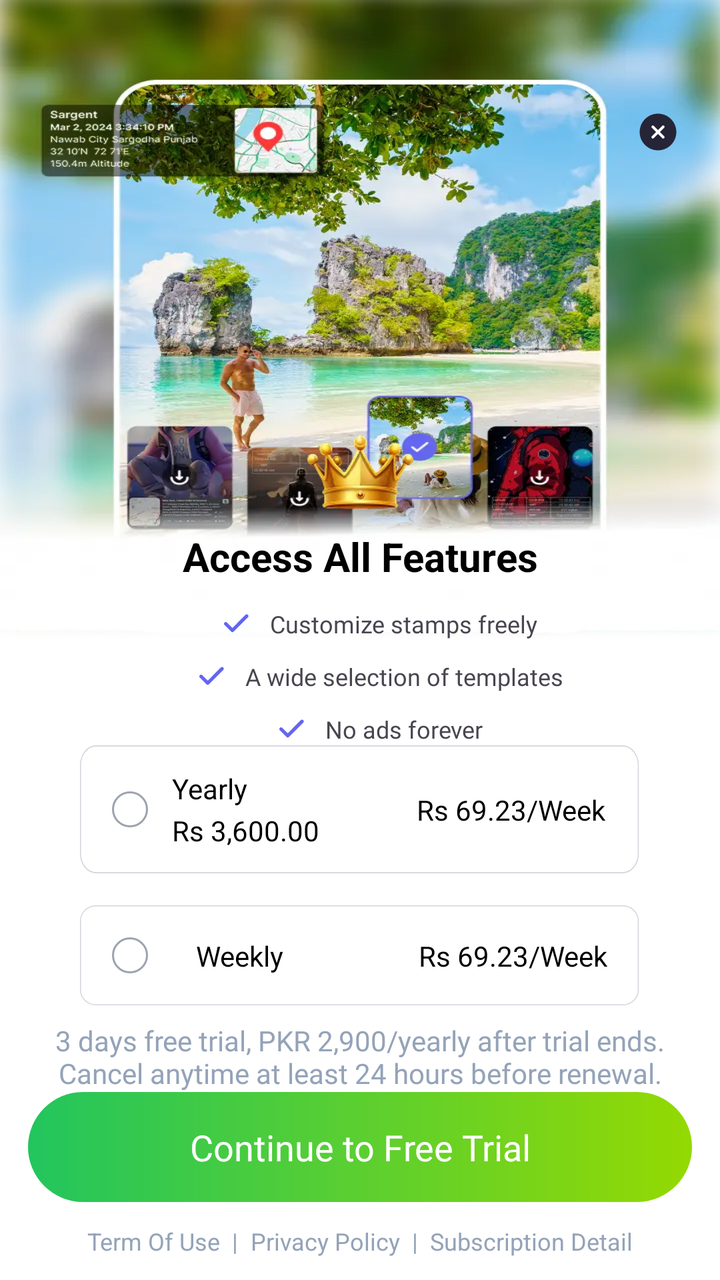
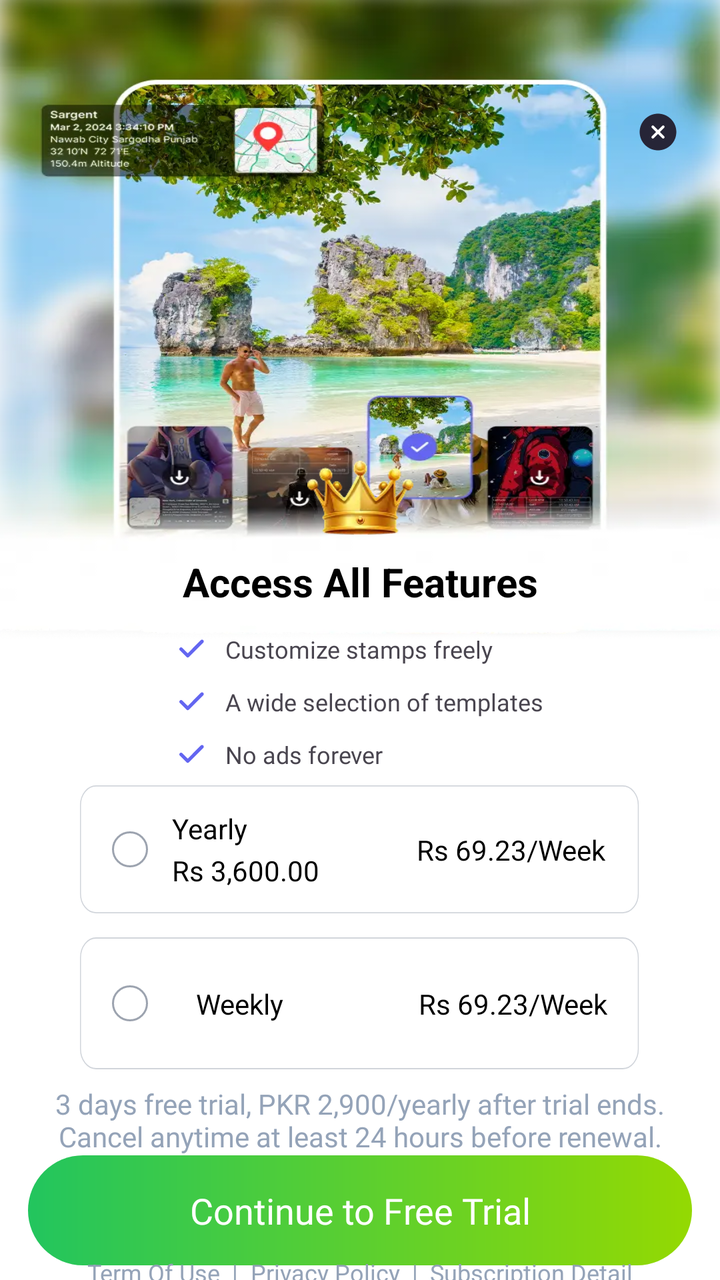

Before-and-after screenshots of an Android layout around one commit, followed by the original layout XML and the change that was made.
<!-- AndroidManifest.xml: application theme Theme.GPSMapCamera -->
<!-- res/layout/fragment_subscription.xml -->
<?xml version="1.0" encoding="utf-8"?>
<androidx.constraintlayout.widget.ConstraintLayout xmlns:android="http://schemas.android.com/apk/res/android"
    android:layout_width="match_parent"
    android:layout_height="match_parent"
    xmlns:app="http://schemas.android.com/apk/res-auto"
    android:background="@color/white">

    <androidx.constraintlayout.widget.Guideline
        android:id="@+id/photobottom"
        android:layout_width="wrap_content"
        android:layout_height="wrap_content"
        android:orientation="horizontal"
        app:layout_constraintGuide_percent="0.34" />
    <ImageView
        android:id="@+id/photo"
        android:layout_width="wrap_content"
        android:layout_height="0dp"
        app:layout_constraintHeight_percent=".5"
        android:src="@drawable/subscription_screen"
        android:scaleType="fitXY"
        app:layout_constraintTop_toTopOf="parent"
        app:layout_constraintStart_toStartOf="parent"
        app:layout_constraintEnd_toEndOf="parent"/>

    <ImageView
        android:id="@+id/closebtn"
        android:layout_width="wrap_content"
        android:layout_height="wrap_content"
        android:src="@drawable/closebtn"
        android:layout_marginEnd="20dp"
        android:layout_marginTop="55dp"
        app:layout_constraintTop_toTopOf="parent"
        app:layout_constraintEnd_toEndOf="parent"/>

    <ImageView
        android:id="@+id/crown"
        android:layout_width="53dp"
        android:layout_height="37dp"
        android:src="@drawable/crown"
        app:layout_constraintStart_toStartOf="parent"
        app:layout_constraintEnd_toEndOf="parent"
        app:layout_constraintTop_toTopOf="@id/photobottom"/>
    <TextView
        android:id="@+id/access_all_feature"
        android:layout_width="wrap_content"
        android:layout_height="wrap_content"
        android:text="@string/access_all_features"
        android:textSize="20sp"
        android:textStyle="bold"
        android:textColor="@color/black"
        android:layout_marginTop="10dp"
        app:layout_constraintStart_toStartOf="parent"
        app:layout_constraintEnd_toEndOf="parent"
        app:layout_constraintTop_toBottomOf="@id/crown"/>
    <TextView
        android:id="@+id/option1"
        android:layout_width="wrap_content"
        android:layout_height="wrap_content"
        android:drawableStart="@drawable/tick"
        android:drawablePadding="10dp"
        android:gravity="center_vertical"
        android:text="@string/customize_stamps_freely"
        android:fontFamily="@font/poppins_medium"
        android:textSize="12sp"
        android:layout_marginStart="20dp"
        android:layout_marginTop="12dp"
        app:layout_constraintStart_toStartOf="parent"
        app:layout_constraintEnd_toEndOf="parent"
        app:layout_constraintTop_toBottomOf="@id/access_all_feature" />
    <TextView
        android:id="@+id/option2"
        android:layout_width="wrap_content"
        android:singleLine="true"
        android:layout_height="wrap_content"
        android:gravity="center_vertical"
        android:drawablePadding="10dp"
        android:layout_marginStart="20dp"
        android:ellipsize="none"
        android:text="@string/a_wide_selection_of_templates"
        android:fontFamily="@font/poppins_medium"
        android:textSize="12sp"
        android:layout_marginTop="10dp"
        app:drawableStartCompat="@drawable/tick"
        app:layout_constraintStart_toStartOf="parent"
        app:layout_constraintEnd_toEndOf="parent"
        app:layout_constraintTop_toBottomOf="@id/option1"
        />
    <TextView
        android:id="@+id/option3"
        android:layout_width="wrap_content"
        android:layout_height="wrap_content"
        android:drawableStart="@drawable/tick"
        android:gravity="center_vertical"
        android:drawablePadding="10dp"
        android:layout_marginStart="20dp"
        android:text="@string/no_ads_forever"
        android:fontFamily="@font/poppins_medium"
        android:textSize="12sp"
        android:layout_marginTop="10dp"
        app:layout_constraintTop_toBottomOf="@id/option2"
        app:layout_constraintStart_toStartOf="parent"
        app:layout_constraintEnd_toEndOf="parent"/>


    <androidx.constraintlayout.widget.ConstraintLayout
        android:id="@+id/box1"
        android:layout_width="match_parent"
        android:layout_height="wrap_content"
        android:background="@drawable/rectangle"
        android:layout_marginHorizontal="40dp"
        app:layout_constraintStart_toStartOf="parent"
        app:layout_constraintEnd_toEndOf="parent"
        app:layout_constraintTop_toBottomOf="@id/option3">

        <ImageView
            android:id="@+id/radiobutton"
            android:layout_width="wrap_content"
            android:layout_height="wrap_content"
            android:layout_marginStart="16dp"
            android:src="@drawable/radiobutton"
            app:layout_constraintStart_toStartOf="parent"
            app:layout_constraintTop_toTopOf="parent"
            app:layout_constraintBottom_toBottomOf="parent" />

        <TextView
            android:id="@+id/boxtext1"
            android:layout_width="wrap_content"
            android:layout_height="wrap_content"
            android:layout_marginStart="12dp"
            android:layout_marginTop="12dp"
            android:text="Yearly"
            android:textColor="@color/black"
            android:textSize="14sp"
            app:layout_constraintStart_toEndOf="@id/radiobutton"
            app:layout_constraintTop_toTopOf="parent" />

        <TextView
            android:id="@+id/boxtext2"
            android:layout_width="wrap_content"
            android:layout_height="wrap_content"
            android:layout_marginTop="2dp"
            android:layout_marginBottom="12dp"
            android:text="Rs 3,600.00"
            android:textColor="@color/black"
            app:layout_constraintStart_toStartOf="@id/boxtext1"
            app:layout_constraintTop_toBottomOf="@id/boxtext1"
            app:layout_constraintBottom_toBottomOf="parent" />

        <TextView
            android:id="@+id/perweek"
            android:layout_width="wrap_content"
            android:layout_height="wrap_content"
            android:layout_marginEnd="17dp"
            android:text="Rs 69.23/Week"
            android:textColor="@color/black"
            app:layout_constraintEnd_toEndOf="parent"
            app:layout_constraintTop_toTopOf="parent"
            app:layout_constraintBottom_toBottomOf="parent" />
    </androidx.constraintlayout.widget.ConstraintLayout>



    <androidx.constraintlayout.widget.ConstraintLayout
        android:id="@+id/box2"
        android:layout_width="match_parent"
        android:layout_height="wrap_content"
        android:background="@drawable/rectangle"
        android:layout_marginHorizontal="40dp"
        app:layout_constraintStart_toStartOf="parent"
        app:layout_constraintEnd_toEndOf="parent"
        app:layout_constraintTop_toBottomOf="@id/box1"
        android:layout_marginTop="16dp">
        <ImageView
            android:id="@+id/radiobutton2"
            android:layout_width="wrap_content"
            android:layout_height="wrap_content"
            android:src="@drawable/radiobutton"
            android:layout_marginVertical="16dp"
            android:layout_marginStart="16dp"
            app:layout_constraintTop_toTopOf="parent"
            app:layout_constraintBottom_toBottomOf="parent"
            app:layout_constraintStart_toStartOf="parent"/>


        <TextView
            android:id="@+id/boxtext2nd"
            android:layout_width="wrap_content"
            android:layout_height="wrap_content"
            android:text="Weekly"
            android:textSize="14sp"
            android:textColor="@color/black"
            android:layout_marginStart="42dp"
            app:layout_constraintStart_toStartOf="@id/radiobutton2"
            app:layout_constraintTop_toTopOf="parent"
            app:layout_constraintBottom_toBottomOf="parent"/>


        <TextView
            android:id="@+id/perweeks"
            android:layout_width="wrap_content"
            android:layout_height="wrap_content"
            android:text="Rs 69.23/Week"
            android:textColor="@color/black"
            android:layout_marginEnd="16dp"
            app:layout_constraintTop_toTopOf="parent"
            app:layout_constraintBottom_toBottomOf="parent"
            app:layout_constraintEnd_toEndOf="parent"
            />


    </androidx.constraintlayout.widget.ConstraintLayout>

    <androidx.constraintlayout.widget.ConstraintLayout

        android:id="@+id/freetrial"
        android:layout_width="match_parent"
        android:layout_height="wrap_content"
        android:background="@drawable/green_rectangle"
        android:layout_marginHorizontal="14dp"
        app:layout_constraintBottom_toTopOf="@id/box2"
        app:layout_constraintStart_toStartOf="parent"
        app:layout_constraintEnd_toEndOf="parent" >


    </androidx.constraintlayout.widget.ConstraintLayout>

    <TextView
        android:id="@+id/trial_description"
        android:layout_width="wrap_content"
        android:layout_height="wrap_content"
        android:layout_marginTop="8dp"
        android:gravity="center"
        android:text="3 days free trial, PKR 2,900/yearly after trial ends.\nCancel anytime at least 24 hours before renewal."
        android:textColor="@color/Slate"
        android:fontFamily="@font/poppins_medium"
        android:textSize="14sp"
        app:layout_constraintTop_toBottomOf="@id/box2"
        app:layout_constraintStart_toStartOf="parent"
        app:layout_constraintEnd_toEndOf="parent" />

    <TextView
        android:id="@+id/btnfreetrial"
        android:layout_width="wrap_content"
        android:layout_height="wrap_content"
        android:layout_marginHorizontal="40dp"
        android:background="@drawable/green_rectangle"
        android:gravity="center"
        android:text="Continue to Free Trial"
        android:textColor="@color/white"
        android:textSize="18sp"
        android:fontFamily="@font/poppins_medium"
        app:layout_constraintTop_toBottomOf="@id/trial_description"
        app:layout_constraintStart_toStartOf="parent"
        app:layout_constraintEnd_toEndOf="parent" />
    <TextView
        android:id="@+id/term_of_use"
        android:layout_width="wrap_content"
        android:layout_height="wrap_content"
        android:text="Term Of Use  |  "
        android:textSize="12sp"
        android:textColor="@color/Slate"
        app:layout_constraintTop_toBottomOf="@id/btnfreetrial"
        app:layout_constraintBottom_toBottomOf="parent"
        app:layout_constraintStart_toStartOf="parent"
        app:layout_constraintEnd_toStartOf="@id/privacy_policy"
        app:layout_constraintHorizontal_chainStyle="packed" />

    <TextView
        android:id="@+id/privacy_policy"
        android:layout_width="wrap_content"
        android:layout_height="wrap_content"
        android:text="Privacy Policy  |  "
        android:textSize="12sp"
        android:textColor="@color/Slate"
        app:layout_constraintTop_toBottomOf="@id/btnfreetrial"
        app:layout_constraintBottom_toBottomOf="parent"
        app:layout_constraintStart_toEndOf="@id/term_of_use"
        app:layout_constraintEnd_toStartOf="@id/subscriptions_detail" />

    <TextView
        android:id="@+id/subscriptions_detail"
        android:layout_width="wrap_content"
        android:layout_height="wrap_content"
        android:text="Subscription Detail"
        android:textSize="12sp"
        android:textColor="@color/Slate"
        app:layout_constraintTop_toBottomOf="@id/btnfreetrial"
        app:layout_constraintBottom_toBottomOf="parent"
        app:layout_constraintStart_toEndOf="@id/privacy_policy"
        app:layout_constraintEnd_toEndOf="parent" />

</androidx.constraintlayout.widget.ConstraintLayout>
<!-- resources referenced by this layout -->
<resources>
  <color name="Slate">#94a3b8</color>
  <color name="black">#FF000000</color>
  <color name="white">#FFFFFFFF</color>
  <!-- drawable closebtn (drawable) -->
  <vector xmlns:android="http://schemas.android.com/apk/res/android"
      android:width="22dp"
      android:height="22dp"
      android:viewportWidth="22"
      android:viewportHeight="22">
    <path
        android:pathData="M12,11.267m-5.272,0a5.272,5.272 0,1 1,10.543 0a5.272,5.272 0,1 1,-10.543 0"
        android:fillColor="#ffffff"/>
    <path
        android:pathData="M11,1.833C5.949,1.833 1.833,5.949 1.833,11C1.833,16.051 5.949,20.167 11,20.167C16.051,20.167 20.166,16.051 20.166,11C20.166,5.949 16.051,1.833 11,1.833ZM14.08,13.108C14.345,13.374 14.345,13.814 14.08,14.08C13.942,14.217 13.768,14.282 13.594,14.282C13.42,14.282 13.245,14.217 13.108,14.08L11,11.972L8.891,14.08C8.754,14.217 8.58,14.282 8.406,14.282C8.231,14.282 8.057,14.217 7.92,14.08C7.654,13.814 7.654,13.374 7.92,13.108L10.028,11L7.92,8.892C7.654,8.626 7.654,8.186 7.92,7.92C8.186,7.654 8.626,7.654 8.891,7.92L11,10.028L13.108,7.92C13.374,7.654 13.814,7.654 14.08,7.92C14.345,8.186 14.345,8.626 14.08,8.892L11.971,11L14.08,13.108Z"
        android:fillColor="#262537"/>
  </vector>
  <!-- drawable crown: webp bitmap (drawable, 4028 bytes) -->
  <!-- drawable green_rectangle (drawable) -->
  <vector xmlns:android="http://schemas.android.com/apk/res/android"
      xmlns:aapt="http://schemas.android.com/aapt"
      android:width="332dp"
      android:height="55dp"
      android:viewportWidth="332"
      android:viewportHeight="55">
    <path
        android:pathData="M27.5,0L304.5,0A27.5,27.5 0,0 1,332 27.5L332,27.5A27.5,27.5 0,0 1,304.5 55L27.5,55A27.5,27.5 0,0 1,0 27.5L0,27.5A27.5,27.5 0,0 1,27.5 0z">
      <aapt:attr name="android:fillColor">
        <gradient
            android:startX="0"
            android:startY="27.5"
            android:endX="332"
            android:endY="27.5"
            android:type="linear">
          <item android:offset="0" android:color="#FF22C55E"/>
          <item android:offset="1" android:color="#FF94D902"/>
        </gradient>
      </aapt:attr>
    </path>
  </vector>
  <!-- drawable radiobutton (drawable) -->
  <vector xmlns:android="http://schemas.android.com/apk/res/android"
      android:width="18dp"
      android:height="18dp"
      android:viewportWidth="18"
      android:viewportHeight="18">
    <path
        android:strokeWidth="1"
        android:pathData="M17.5,9C17.5,13.694 13.694,17.5 9,17.5C4.306,17.5 0.5,13.694 0.5,9C0.5,4.306 4.306,0.5 9,0.5C13.694,0.5 17.5,4.306 17.5,9Z"
        android:fillColor="#00000000"
        android:strokeColor="#9CA3AF"/>
  </vector>
  <!-- drawable rectangle (drawable) -->
  <vector xmlns:android="http://schemas.android.com/apk/res/android"
      android:width="279dp"
      android:height="52dp"
      android:viewportWidth="279"
      android:viewportHeight="52">
    <path
        android:pathData="M8,0.25H270.4C274.68,0.25 278.15,3.72 278.15,8V44C278.15,48.28 274.68,51.75 270.4,51.75H8C3.72,51.75 0.25,48.28 0.25,44V8C0.25,3.72 3.72,0.25 8,0.25Z"
        android:strokeWidth="0.5"
        android:fillColor="#FFFFFF"
        android:strokeColor="#D1D5DB"/>
  </vector>
  <!-- drawable subscription_screen: webp bitmap (drawable, 89220 bytes) -->
  <!-- drawable tick: vector/xml drawable (drawable, 2300 chars, omitted) -->
  <string name="a_wide_selection_of_templates">A wide selection of templates</string>
  <string name="access_all_features">Access All Features</string>
  <string name="customize_stamps_freely">Customize stamps freely</string>
  <string name="no_ads_forever">No ads forever</string>
  <style name="Theme.GPSMapCamera" parent="Base.Theme.GPSMapCamera" />
  <style name="Base.Theme.GPSMapCamera" parent="Theme.Material3.DayNight.NoActionBar">
          
          
      </style>
</resources>

<!-- the commit's change to res/layout/fragment_subscription.xml (unified diff, before → after) -->
@@ -10,7 +10,7 @@
         android:layout_width="wrap_content"
         android:layout_height="wrap_content"
         android:orientation="horizontal"
-        app:layout_constraintGuide_percent="0.34" />
+        app:layout_constraintGuide_percent="0.36" />
     <ImageView
         android:id="@+id/photo"
         android:layout_width="wrap_content"
@@ -32,6 +32,13 @@
         app:layout_constraintTop_toTopOf="parent"
         app:layout_constraintEnd_toEndOf="parent"/>
 
+    <androidx.constraintlayout.widget.ConstraintLayout
+        android:id="@+id/options"
+        android:layout_width="wrap_content"
+        android:layout_height="wrap_content"
+        app:layout_constraintStart_toStartOf="parent"
+        app:layout_constraintEnd_toEndOf="parent"
+        app:layout_constraintTop_toBottomOf="@id/photobottom">
     <ImageView
         android:id="@+id/crown"
         android:layout_width="53dp"
@@ -39,7 +46,7 @@
         android:src="@drawable/crown"
         app:layout_constraintStart_toStartOf="parent"
         app:layout_constraintEnd_toEndOf="parent"
-        app:layout_constraintTop_toTopOf="@id/photobottom"/>
+        app:layout_constraintTop_toTopOf="parent"/>
     <TextView
         android:id="@+id/access_all_feature"
         android:layout_width="wrap_content"
@@ -62,27 +69,20 @@
         android:text="@string/customize_stamps_freely"
         android:fontFamily="@font/poppins_medium"
         android:textSize="12sp"
-        android:layout_marginStart="20dp"
         android:layout_marginTop="12dp"
         app:layout_constraintStart_toStartOf="parent"
-        app:layout_constraintEnd_toEndOf="parent"
         app:layout_constraintTop_toBottomOf="@id/access_all_feature" />
     <TextView
         android:id="@+id/option2"
         android:layout_width="wrap_content"
-        android:singleLine="true"
-        android:layout_height="wrap_content"
-        android:gravity="center_vertical"
+        android:layout_height="wrap_content"
         android:drawablePadding="10dp"
-        android:layout_marginStart="20dp"
-        android:ellipsize="none"
         android:text="@string/a_wide_selection_of_templates"
         android:fontFamily="@font/poppins_medium"
         android:textSize="12sp"
         android:layout_marginTop="10dp"
         app:drawableStartCompat="@drawable/tick"
         app:layout_constraintStart_toStartOf="parent"
-        app:layout_constraintEnd_toEndOf="parent"
         app:layout_constraintTop_toBottomOf="@id/option1"
         />
     <TextView
@@ -90,17 +90,23 @@
         android:layout_width="wrap_content"
         android:layout_height="wrap_content"
         android:drawableStart="@drawable/tick"
-        android:gravity="center_vertical"
         android:drawablePadding="10dp"
-        android:layout_marginStart="20dp"
         android:text="@string/no_ads_forever"
         android:fontFamily="@font/poppins_medium"
         android:textSize="12sp"
         android:layout_marginTop="10dp"
         app:layout_constraintTop_toBottomOf="@id/option2"
-        app:layout_constraintStart_toStartOf="parent"
-        app:layout_constraintEnd_toEndOf="parent"/>
-
+        app:layout_constraintStart_toStartOf="parent" />
+    </androidx.constraintlayout.widget.ConstraintLayout>
+
+<androidx.constraintlayout.widget.ConstraintLayout
+    android:id="@+id/middle"
+    android:layout_width="match_parent"
+    android:layout_height="wrap_content"
+    app:layout_constraintStart_toStartOf="parent"
+    app:layout_constraintEnd_toEndOf="parent"
+    app:layout_constraintTop_toBottomOf="@id/options"
+    app:layout_constraintBottom_toTopOf="@id/bottom">
 
     <androidx.constraintlayout.widget.ConstraintLayout
         android:id="@+id/box1"
@@ -110,7 +116,7 @@
         android:layout_marginHorizontal="40dp"
         app:layout_constraintStart_toStartOf="parent"
         app:layout_constraintEnd_toEndOf="parent"
-        app:layout_constraintTop_toBottomOf="@id/option3">
+        app:layout_constraintTop_toTopOf="parent">
 
         <ImageView
             android:id="@+id/radiobutton"
@@ -158,18 +164,17 @@
             app:layout_constraintBottom_toBottomOf="parent" />
     </androidx.constraintlayout.widget.ConstraintLayout>
 
-
-
     <androidx.constraintlayout.widget.ConstraintLayout
         android:id="@+id/box2"
         android:layout_width="match_parent"
         android:layout_height="wrap_content"
         android:background="@drawable/rectangle"
         android:layout_marginHorizontal="40dp"
-        app:layout_constraintStart_toStartOf="parent"
-        app:layout_constraintEnd_toEndOf="parent"
-        app:layout_constraintTop_toBottomOf="@id/box1"
-        android:layout_marginTop="16dp">
+        android:layout_marginTop="12dp"
+        android:paddingVertical="8dp"
+        app:layout_constraintStart_toStartOf="parent"
+        app:layout_constraintEnd_toEndOf="parent"
+        app:layout_constraintTop_toBottomOf="@id/box1">
         <ImageView
             android:id="@+id/radiobutton2"
             android:layout_width="wrap_content"
@@ -207,36 +212,34 @@
             app:layout_constraintEnd_toEndOf="parent"
             />
 
-
-    </androidx.constraintlayout.widget.ConstraintLayout>
+    </androidx.constraintlayout.widget.ConstraintLayout>
+
+    </androidx.constraintlayout.widget.ConstraintLayout>
+
+
 
     <androidx.constraintlayout.widget.ConstraintLayout
-
-        android:id="@+id/freetrial"
+        android:id="@+id/bottom"
         android:layout_width="match_parent"
         android:layout_height="wrap_content"
-        android:background="@drawable/green_rectangle"
-        android:layout_marginHorizontal="14dp"
-        app:layout_constraintBottom_toTopOf="@id/box2"
-        app:layout_constraintStart_toStartOf="parent"
-        app:layout_constraintEnd_toEndOf="parent" >
-
-
-    </androidx.constraintlayout.widget.ConstraintLayout>
+        app:layout_constraintStart_toStartOf="parent"
+        app:layout_constraintEnd_toEndOf="parent"
+        app:layout_constraintBottom_toBottomOf="parent"
+        app:layout_constraintTop_toBottomOf="@+id/middle">
+
 
     <TextView
         android:id="@+id/trial_description"
         android:layout_width="wrap_content"
         android:layout_height="wrap_content"
-        android:layout_marginTop="8dp"
         android:gravity="center"
         android:text="3 days free trial, PKR 2,900/yearly after trial ends.\nCancel anytime at least 24 hours before renewal."
         android:textColor="@color/Slate"
         android:fontFamily="@font/poppins_medium"
         android:textSize="14sp"
-        app:layout_constraintTop_toBottomOf="@id/box2"
-        app:layout_constraintStart_toStartOf="parent"
-        app:layout_constraintEnd_toEndOf="parent" />
+        app:layout_constraintStart_toStartOf="parent"
+        app:layout_constraintTop_toTopOf="parent"
+        app:layout_constraintEnd_toEndOf="parent"/>
 
     <TextView
         android:id="@+id/btnfreetrial"
@@ -252,6 +255,19 @@
         app:layout_constraintTop_toBottomOf="@id/trial_description"
         app:layout_constraintStart_toStartOf="parent"
         app:layout_constraintEnd_toEndOf="parent" />
+
+    </androidx.constraintlayout.widget.ConstraintLayout>
+
+
+        <androidx.constraintlayout.widget.ConstraintLayout
+            android:id="@+id/bottom_bar"
+            android:layout_width="wrap_content"
+            android:layout_height="wrap_content"
+            app:layout_constraintTop_toBottomOf="@id/bottom"
+            app:layout_constraintStart_toStartOf="parent"
+            app:layout_constraintEnd_toEndOf="parent"
+            app:layout_constraintBottom_toBottomOf="parent">
+
     <TextView
         android:id="@+id/term_of_use"
         android:layout_width="wrap_content"
@@ -259,7 +275,6 @@
         android:text="Term Of Use  |  "
         android:textSize="12sp"
         android:textColor="@color/Slate"
-        app:layout_constraintTop_toBottomOf="@id/btnfreetrial"
         app:layout_constraintBottom_toBottomOf="parent"
         app:layout_constraintStart_toStartOf="parent"
         app:layout_constraintEnd_toStartOf="@id/privacy_policy"
@@ -272,7 +287,6 @@
         android:text="Privacy Policy  |  "
         android:textSize="12sp"
         android:textColor="@color/Slate"
-        app:layout_constraintTop_toBottomOf="@id/btnfreetrial"
         app:layout_constraintBottom_toBottomOf="parent"
         app:layout_constraintStart_toEndOf="@id/term_of_use"
         app:layout_constraintEnd_toStartOf="@id/subscriptions_detail" />
@@ -284,9 +298,11 @@
         android:text="Subscription Detail"
         android:textSize="12sp"
         android:textColor="@color/Slate"
-        app:layout_constraintTop_toBottomOf="@id/btnfreetrial"
         app:layout_constraintBottom_toBottomOf="parent"
         app:layout_constraintStart_toEndOf="@id/privacy_policy"
         app:layout_constraintEnd_toEndOf="parent" />
 
+        </androidx.constraintlayout.widget.ConstraintLayout>
+
+
 </androidx.constraintlayout.widget.ConstraintLayout>
